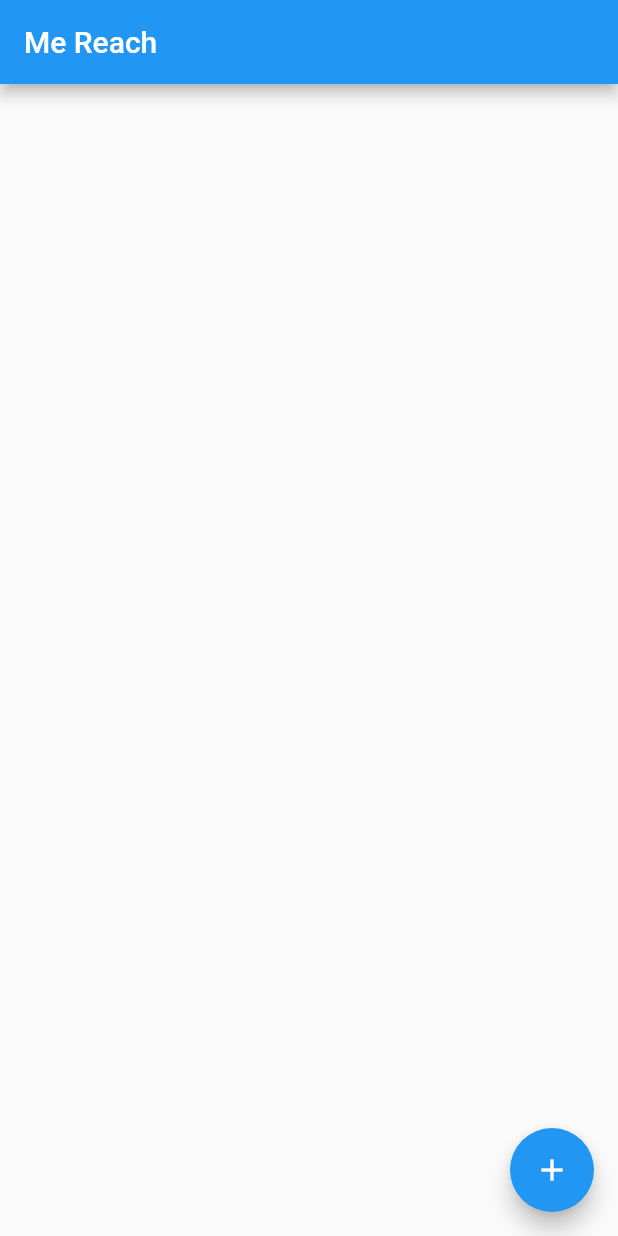
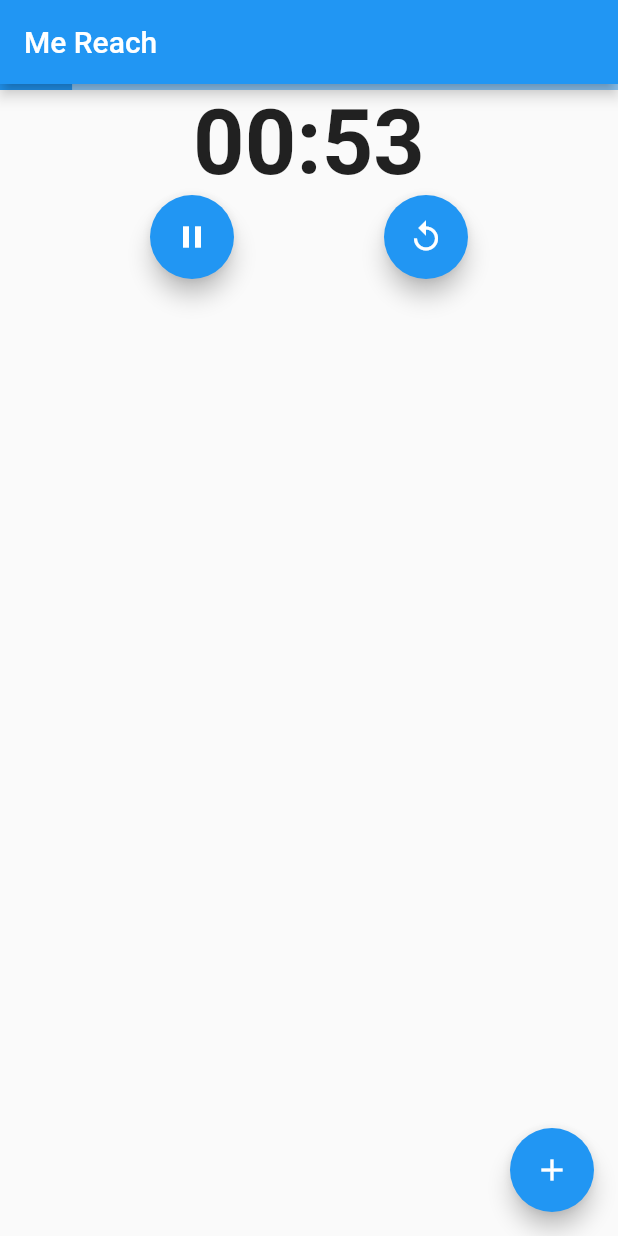
Before and after one commit to maxiin/Me-Reach, a Flutter app: the screen it shows after launch, on a phone screen of 412 x 824 dp. Run offline on Flutter 3.47's test engine with Material 2 defaults, Android fonts, the phone set to English and light mode, and no system bars; our stand-ins replace bloc, flutter_bloc.

```diff
--- a/lib/adapters/blocs/list_bloc.dart
+++ b/lib/adapters/blocs/list_bloc.dart
@@ -29,7 +29,6 @@ class ListBloc extends Bloc<ListEvent, ListState> {
       for (Server server in event.servers.values) {
         final status = await this.listRepository.getStatus(server.url);
         server.status = status;
-        server.loading = false;
         this.listRepository.addServer(server);
       }
       yield ListUpdate(servers: event.servers);
--- a/lib/adapters/blocs/timer_bloc.dart
+++ b/lib/adapters/blocs/timer_bloc.dart
@@ -17,12 +17,6 @@ class TimerBloc extends Bloc<TimerEvent, TimerState> {
       : assert(ticker != null),
         _ticker = ticker,
         super(TimerInitial(_duration));
-
-  @override
-  void onTransition(Transition<TimerEvent, TimerState> transition) {
-    print(transition);
-    super.onTransition(transition);
-  }
 
   @override
   Stream<TimerState> mapEventToState(
--- a/lib/main.dart
+++ b/lib/main.dart
@@ -1,3 +1,4 @@
+import 'package:MeReach/adapters/blocs/timer_bloc.dart';
 import 'package:MeReach/adapters/list_repository.dart';
 import 'package:MeReach/servers.dart';
 import 'package:flutter/material.dart';
@@ -6,6 +7,7 @@ import 'package:http/http.dart' as http;
 
 import 'adapters/blocs/list_bloc.dart';
 import 'drivers/server_api.dart';
+import 'drivers/ticker.dart';
 
 void main() {
   final ListRepository listRepository = ListRepository(
@@ -13,23 +15,29 @@ void main() {
       httpClient: http.Client(),
     ),
   );
+  final Ticker ticker = Ticker();
 
-  runApp(MeReach(listRepository: listRepository));
+  runApp(MeReach(listRepository: listRepository, ticker: ticker));
 }
 
 class MeReach extends StatelessWidget {
   // final ServerRepository serverRepository;
   final ListRepository listRepository;
+  final Ticker ticker;
 
-  MeReach({Key key, @required this.listRepository}) : super(key: key);
+  MeReach({Key key, @required this.listRepository, @required this.ticker})
+      : super(key: key);
 
   @override
   Widget build(BuildContext context) {
     return MaterialApp(
         title: 'MeReach',
-        home: BlocProvider<ListBloc>(
-          create: (context) => ListBloc(listRepository: listRepository),
-          child: ServerPage(),
+        home: BlocProvider<TimerBloc>(
+          create: (context) => TimerBloc(ticker: ticker),
+          child: BlocProvider<ListBloc>(
+            create: (context) => ListBloc(listRepository: listRepository),
+            child: ServerPage(),
+          ),
         ));
   }
 }
--- a/lib/servers.dart
+++ b/lib/servers.dart
@@ -1,5 +1,8 @@
 import 'dart:async';
 import 'dart:convert';
+import 'package:MeReach/adapters/blocs/timer_bloc.dart';
+import 'package:MeReach/adapters/blocs/timer_event.dart';
+import 'package:MeReach/adapters/blocs/timer_state.dart';
 import 'package:flutter/material.dart';
 
 import 'package:flutter_bloc/flutter_bloc.dart';
@@ -7,6 +10,7 @@ import 'package:flutter_bloc/flutter_bloc.dart';
 import 'adapters/blocs/list_bloc.dart';
 import 'adapters/blocs/list_events.dart';
 import 'adapters/blocs/list_states.dart';
+import 'adapters/blocs/timer_bloc.dart';
 import 'entities/server_entity.dart';
 
 class ServerPage extends StatefulWidget {
@@ -18,6 +22,7 @@ class ServerPage extends StatefulWidget {
 class _ServerPageState extends State<ServerPage> {
   final nameCtrl = TextEditingController();
   final urlCtrl = TextEditingController();
+  final int counterDurationSeconds = 60;
 
   @override
   Widget build(BuildContext context) {
@@ -61,14 +66,71 @@ class _ServerPageState extends State<ServerPage> {
             new FlatButton(
                 child: const Text('CREATE'),
                 onPressed: () {
-                  final name = nameCtrl.text;
-                  final url = urlCtrl.text;
+                  String name = nameCtrl.text;
+                  String url = urlCtrl.text;
+                  if (name == null) {
+                    name = url;
+                  }
+                  nameCtrl.clear();
+                  urlCtrl.clear();
                   Navigator.pop(
                       context, jsonEncode({'name': name, 'url': url}));
                 })
           ],
         ),
       );
+    }
+
+    List<Widget> _actions() {
+      final TimerState currentState = BlocProvider.of<TimerBloc>(context).state;
+      if (currentState is TimerInitial) {
+        BlocProvider.of<TimerBloc>(context).add(TimerReset());
+        BlocProvider.of<TimerBloc>(context)
+            .add(TimerStarted(duration: counterDurationSeconds));
+        return [SizedBox()];
+      }
+      if (currentState is TimerRunInProgress) {
+        return [
+          FloatingActionButton(
+            child: Icon(Icons.pause),
+            onPressed: () =>
+                BlocProvider.of<TimerBloc>(context).add(TimerPaused()),
+          ),
+          FloatingActionButton(
+            child: Icon(Icons.replay),
+            onPressed: () =>
+                BlocProvider.of<TimerBloc>(context).add(TimerReset()),
+          ),
+        ];
+      }
+      if (currentState is TimerRunPause) {
+        return [
+          FloatingActionButton(
+            child: Icon(Icons.play_arrow),
+            onPressed: () =>
+                BlocProvider.of<TimerBloc>(context).add(TimerResumed()),
+          ),
+          FloatingActionButton(
+            child: Icon(Icons.replay),
+            onPressed: () =>
+                BlocProvider.of<TimerBloc>(context).add(TimerReset()),
+          ),
+        ];
+      }
+      if (currentState is TimerRunComplete) {
+        BlocProvider.of<ListBloc>(context)
+            .add(ServerUpdateAll(servers: _servers));
+        BlocProvider.of<TimerBloc>(context).add(TimerReset());
+        return [SizedBox()];
+      }
+      return [];
+    }
+
+    double _progressCounter(int current) {
+      final multi = 100 / counterDurationSeconds;
+      final percent = (current * multi) / 100;
+      final reverse = (percent - 1) * -1;
+      return reverse;
     }
 
     return Scaffold(
@@ -96,37 +158,38 @@ class _ServerPageState extends State<ServerPage> {
                 .add(ServerUpdateAll(servers: _servers));
           },
           child: Column(children: [
-            // Padding(
-            //   padding: const EdgeInsets.all(8.0),
-            //   child: Column(
-            //     crossAxisAlignment: CrossAxisAlignment.start,
-            //     children: [
-            //       Padding(
-            //         padding: const EdgeInsets.only(bottom: 8),
-            //         child: Text(
-            //           'Recarregando em $_start s',
-            //           style: TextStyle(
-            //             fontWeight: FontWeight.bold,
-            //             fontSize: 24,
-            //           ),
-            //         ),
-            //       ),
-            //       LinearProgressIndicator(
-            //         value: (_start * 1.667) / 100,
-            //       ),
-            //       RaisedButton(
-            //         onPressed: () {
-            //           startTimer();
-            //         },
-            //         child: Text("start"),
-            //       ),
-            //     ],
-            //   ),
-            // ),
+            BlocBuilder<TimerBloc, TimerState>(builder: (context, state) {
+              final String minutesStr = ((state.duration / 60) % 60)
+                  .floor()
+                  .toString()
+                  .padLeft(2, '0');
+              final String secondsStr =
+                  (state.duration % 60).floor().toString().padLeft(2, '0');
+              return Column(
+                children: [
+                  LinearProgressIndicator(
+                    value: _progressCounter(state.duration),
+                  ),
+                  Text('$minutesStr:$secondsStr',
+                      style: TextStyle(
+                        fontSize: 60,
+                        fontWeight: FontWeight.bold,
+                      )),
+                ],
+              );
+            }),
+            BlocBuilder<TimerBloc, TimerState>(
+              buildWhen: (previousState, state) =>
+                  state.runtimeType != previousState.runtimeType,
+              builder: (context, state) => Row(
+                  mainAxisAlignment: MainAxisAlignment.spaceEvenly,
+                  children: _actions()),
+            ),
             Expanded(
               child:
                   BlocBuilder<ListBloc, ListState>(builder: (context, state) {
                 List<Widget> children = [];
+                print(state);
                 if (state is ListLoading) {
                   return Center(
                     child: CircularProgressIndicator(),
@@ -135,8 +198,10 @@ class _ServerPageState extends State<ServerPage> {
                 if (state is ListUpdate) {
                   if (state.servers != null && _servers.length == 0) {
                     _servers = state.servers.map((key, value) {
+                      value.loading = false;
                       return new MapEntry(key, value);
                     });
+                    print(_servers.values);
                   }
                 }
                 if (state is ListAdded) {
```
